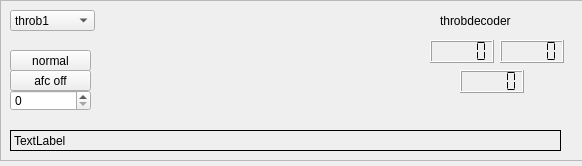
First picture: the form in swreceiver/plugins/decoders/throb-decoder/widget.ui, repository JvanKatwijk/sdr-j-sw, before the edit.
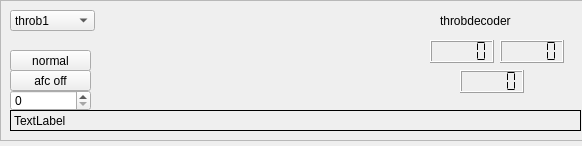
Second picture: the form after the edit. Custom widgets are drawn as their Qt base class.

The edit to the form file:
```diff
--- a/swreceiver/plugins/decoders/throb-decoder/widget.ui
+++ b/swreceiver/plugins/decoders/throb-decoder/widget.ui
@@ -7,7 +7,7 @@
     <x>0</x>
     <y>0</y>
     <width>582</width>
-    <height>166</height>
+    <height>146</height>
    </rect>
   </property>
   <property name="windowTitle">
@@ -19,7 +19,7 @@
      <x>0</x>
      <y>0</y>
      <width>661</width>
-     <height>161</height>
+     <height>141</height>
     </rect>
    </property>
    <property name="frameShape">
@@ -47,7 +47,7 @@
       <x>130</x>
       <y>10</y>
       <width>291</width>
-      <height>111</height>
+      <height>101</height>
      </rect>
     </property>
    </widget>
@@ -81,8 +81,8 @@
     <property name="geometry">
      <rect>
       <x>10</x>
-      <y>130</y>
-      <width>551</width>
+      <y>110</y>
+      <width>571</width>
       <height>21</height>
      </rect>
     </property>
```
